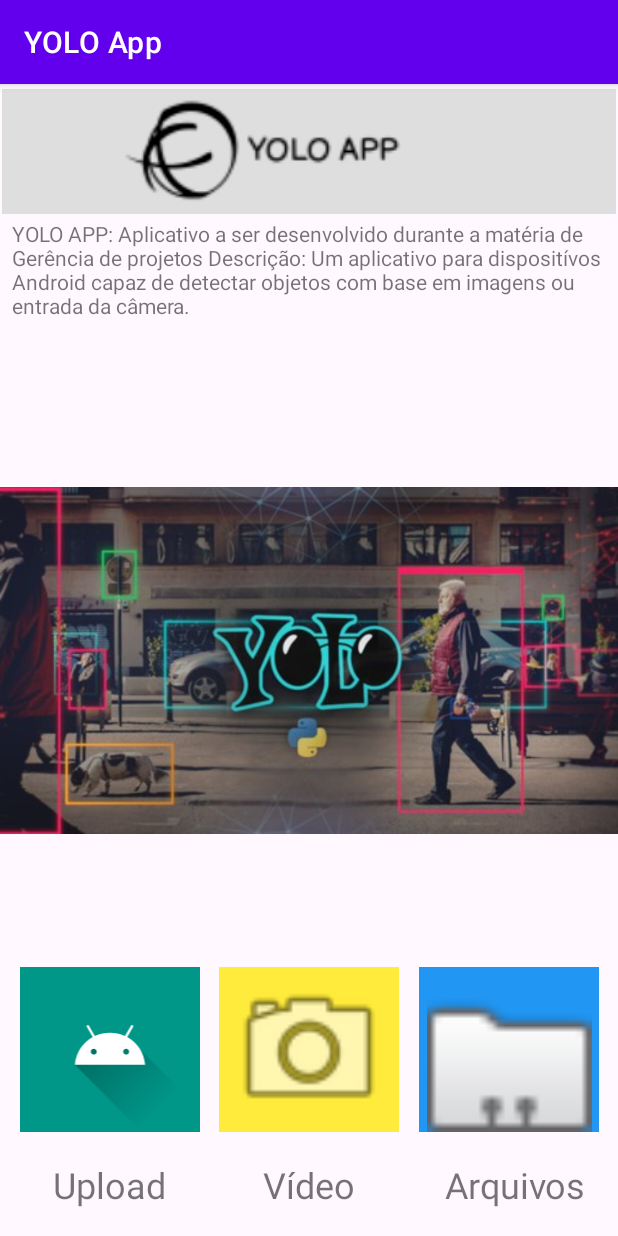
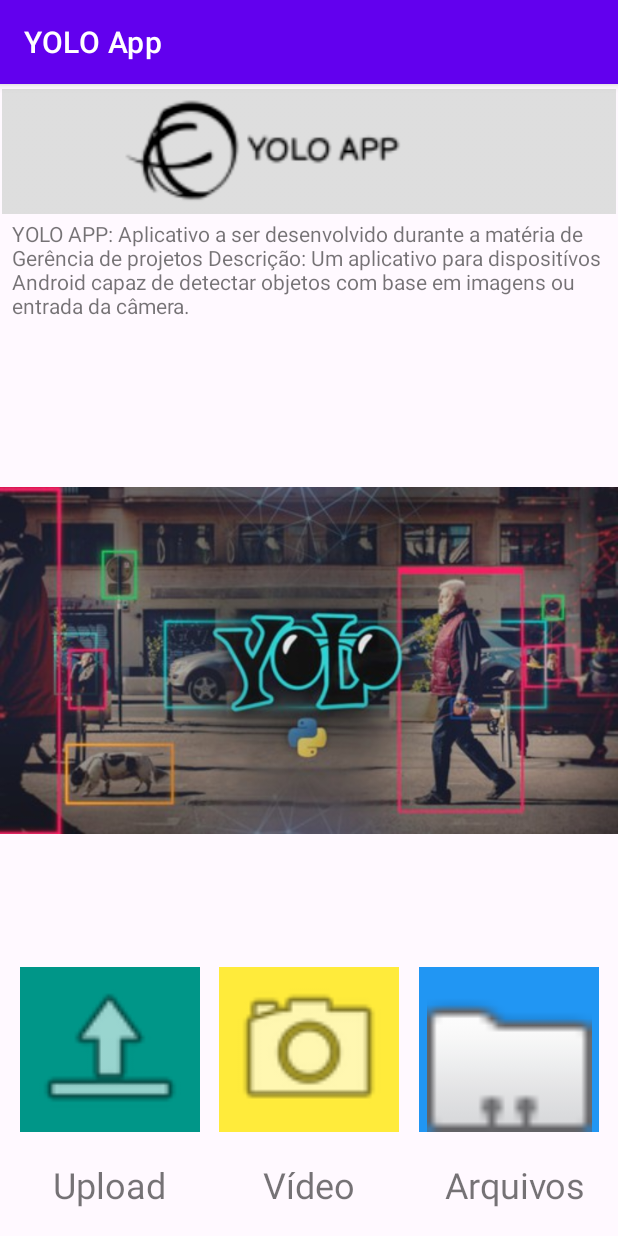
Before and after one commit to nataliasousafreire/YOLO-APP, an Android app: the screen it shows after launch (MainActivity), on a phone screen of 412 x 824 dp. Run offline under Robolectric (Android 15) with nearby library versions, the light colour scheme and no system bars.

Commit message:
fiz upload image

```diff
--- a/app/src/main/res/layout/activity_main.xml
+++ b/app/src/main/res/layout/activity_main.xml
@@ -48,7 +48,7 @@
         app:layout_constraintEnd_toStartOf="@+id/imageViewCamVideoRecord"
         app:layout_constraintStart_toStartOf="parent"
         app:layout_constraintTop_toBottomOf="@+id/imageView13"
-        app:srcCompat="@drawable/ic_launcher_foreground"
+        app:srcCompat="@android:drawable/ic_menu_upload"
         tools:srcCompat="@android:drawable/ic_menu_upload" />
 
     <ImageView
```
